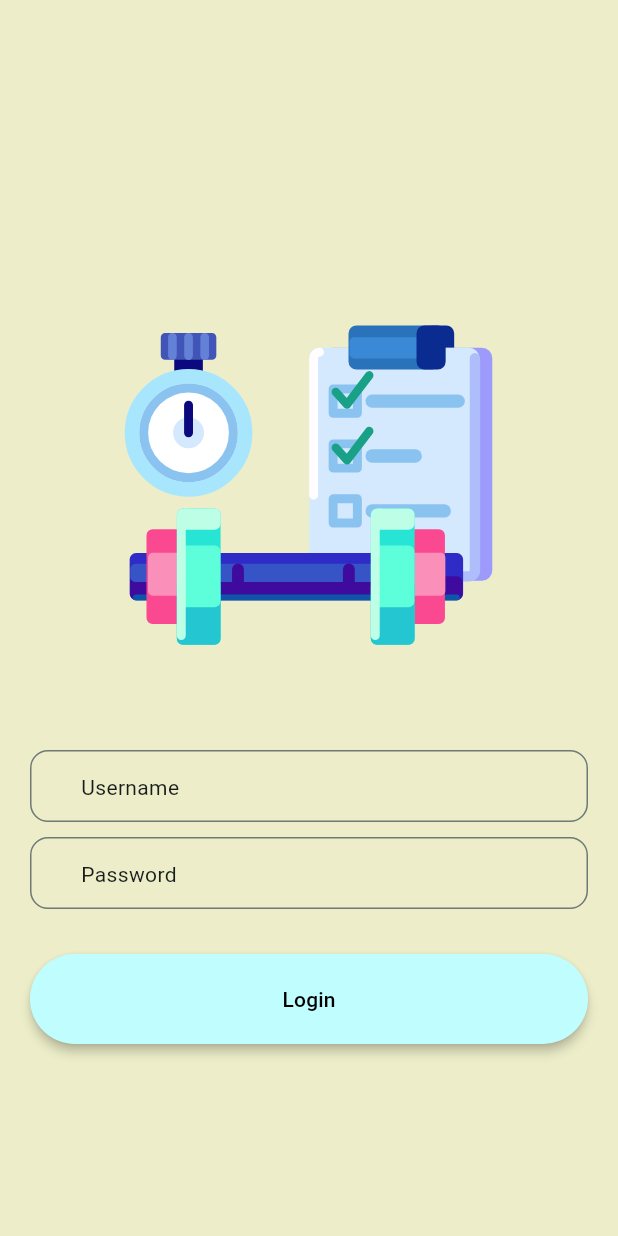
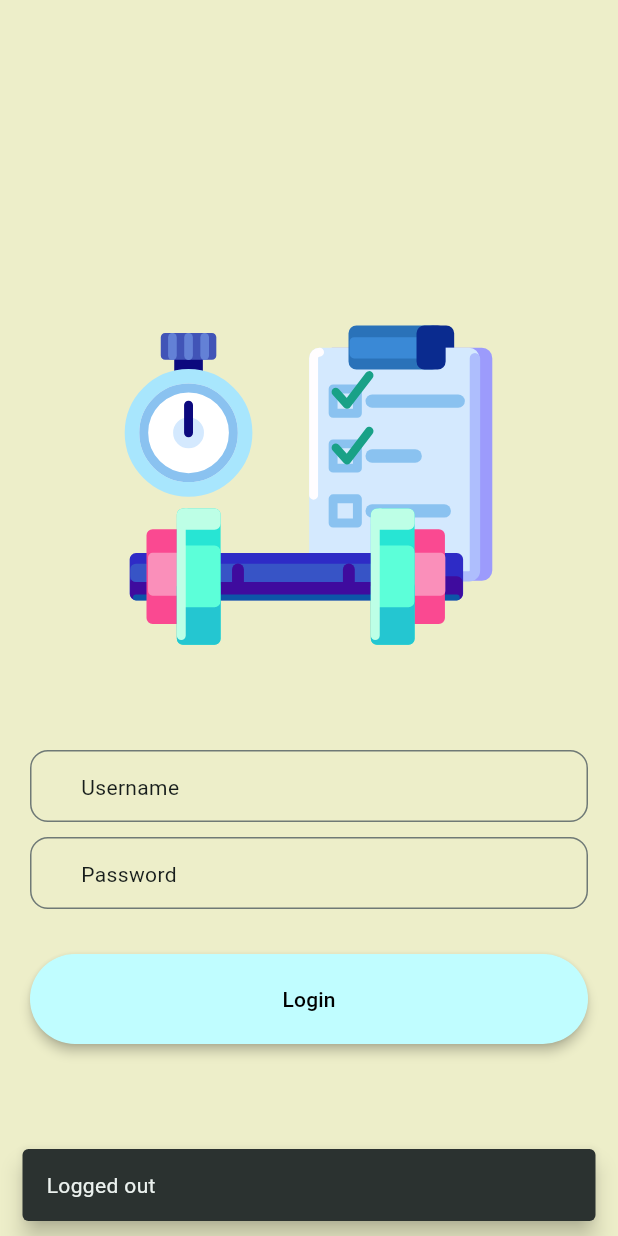
Before and after one commit to tlvhoang06/bmi-calculator-flutter, a Flutter app: the WidgetTree screen opened directly, in the side drawer, after a tap on "Log out", on a phone screen of 412 x 824 dp. Run offline on Flutter 3.47's test engine with Material 3 defaults, Android fonts, the light colour scheme and no system bars; our stand-ins replace lottie; missing offline and left inert: pretty_gauge.

Commit message:
Adding Snack Bar for Logging in and Logging out buttons

```diff
--- a/lib/views/pages/login_page.dart
+++ b/lib/views/pages/login_page.dart
@@ -4,8 +4,8 @@ import 'package:flutter/services.dart';
 import 'package:lottie/lottie.dart';
 
 class LoginPage extends StatelessWidget {
-  const LoginPage({super.key});
-
+  LoginPage({super.key});
+  String name = 'Truong Le Vu Hoang';
   @override
   Widget build(BuildContext context) {
     return Scaffold(
@@ -46,6 +46,10 @@ class LoginPage extends StatelessWidget {
                   height: 60,
                   child: FilledButton(
                     onPressed: () {
+                      ScaffoldMessenger.of(context).showSnackBar(
+                        SnackBar(content: Text('Logged in as ${name}'), duration: Duration(seconds: 2),behavior: SnackBarBehavior.floating,),
+
+                      );
                       Navigator.push(
                         context,
                         MaterialPageRoute(
--- a/lib/views/widgets/drawer.dart
+++ b/lib/views/widgets/drawer.dart
@@ -61,6 +61,9 @@ class MyDrawer extends StatelessWidget {
           Divider(color: Colors.grey, indent: 16, endIndent: 16),
           InkWell(
             onTap: () {
+              ScaffoldMessenger.of(
+                context,
+              ).showSnackBar(SnackBar(content: Text('Logged out'), duration: Duration(seconds: 2), behavior: SnackBarBehavior.floating,));
               Navigator.pushAndRemoveUntil(
                 context,
                 MaterialPageRoute(builder: (context) => LoginPage()),
--- a/pubspec.yaml
+++ b/pubspec.yaml
@@ -36,6 +36,7 @@ dependencies:
   cupertino_icons: ^1.0.8
   pretty_gauge: ^1.0.1
   lottie: ^3.3.1
+  shared_preferences: ^2.5.3
 
 dev_dependencies:
   flutter_test:
```
Also changed, not shown: pubspec.lock, 1 other file.
